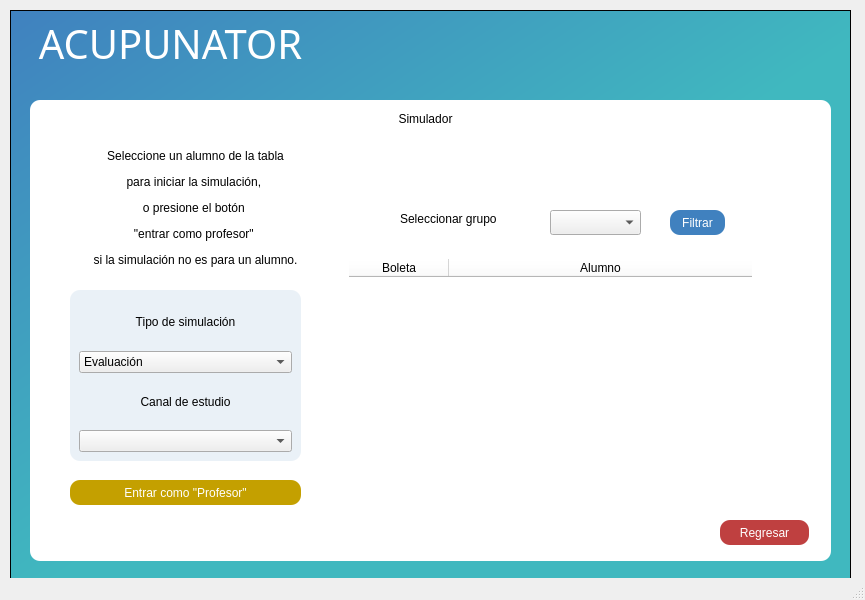
Above: acupunator-desktop/templates/Simulador.ui from Garavirod/Acupunator before the change. Below: the same form after it.
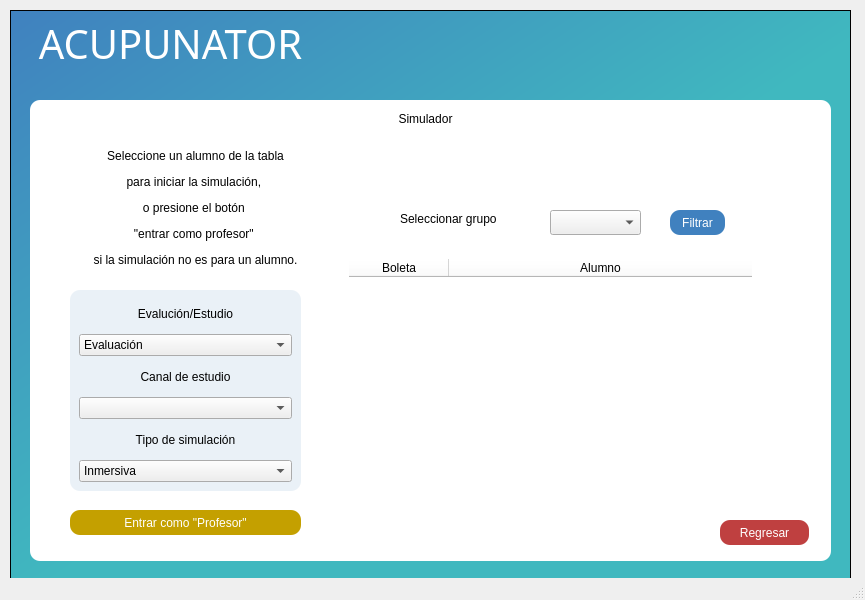
That is the form after the change.

Commit message: Se agrégó la opción 'tipo de vr' a la simulacion y se modificó el path del archivo .exe

Patch:
```diff
--- a/acupunator-desktop/templates/Simulador.ui
+++ b/acupunator-desktop/templates/Simulador.ui
@@ -224,7 +224,7 @@
         <x>40</x>
         <y>190</y>
         <width>231</width>
-        <height>171</height>
+        <height>201</height>
        </rect>
       </property>
       <property name="styleSheet">
@@ -242,7 +242,7 @@
        <item>
         <widget class="QLabel" name="label_7">
          <property name="text">
-          <string>Tipo de simulación</string>
+          <string>Evalución/Estudio</string>
          </property>
          <property name="alignment">
           <set>Qt::AlignCenter</set>
@@ -276,6 +276,30 @@
        <item>
         <widget class="QComboBox" name="canales_box"/>
        </item>
+       <item>
+        <widget class="QLabel" name="label_9">
+         <property name="text">
+          <string>Tipo de simulación</string>
+         </property>
+         <property name="alignment">
+          <set>Qt::AlignCenter</set>
+         </property>
+        </widget>
+       </item>
+       <item>
+        <widget class="QComboBox" name="type_simu_box">
+         <item>
+          <property name="text">
+           <string>Inmersiva</string>
+          </property>
+         </item>
+         <item>
+          <property name="text">
+           <string>No inmersiva</string>
+          </property>
+         </item>
+        </widget>
+       </item>
       </layout>
      </widget>
      <widget class="QLabel" name="label_4">
@@ -295,7 +319,7 @@
       <property name="geometry">
        <rect>
         <x>40</x>
-        <y>380</y>
+        <y>410</y>
         <width>231</width>
         <height>25</height>
        </rect>
```
The commit also changes 3 other files.
